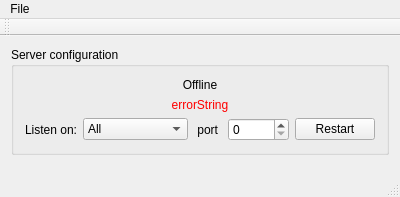
Before: the Qt Designer form modules/automation/projects/RemoteLolecServer/src/MainWindow.ui in OFFIS-Automation/Framework, drawn with Qt 5.
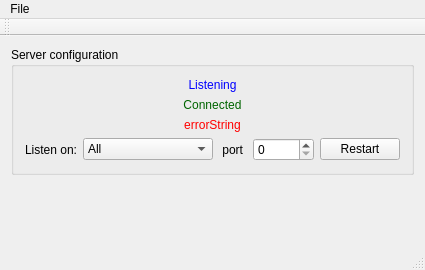
After: the same form once the commit is applied.

What changed in the file:
```diff
--- a/modules/automation/projects/RemoteLolecServer/src/MainWindow.ui
+++ b/modules/automation/projects/RemoteLolecServer/src/MainWindow.ui
@@ -6,8 +6,8 @@
    <rect>
     <x>0</x>
     <y>0</y>
-    <width>400</width>
-    <height>197</height>
+    <width>425</width>
+    <height>270</height>
    </rect>
   </property>
   <property name="windowTitle">
@@ -22,9 +22,25 @@
       </property>
       <layout class="QVBoxLayout" name="verticalLayout_2">
        <item>
-        <widget class="QLabel" name="status">
+        <widget class="QLabel" name="statusListen">
+         <property name="styleSheet">
+          <string notr="true">color:blue;</string>
+         </property>
          <property name="text">
-          <string>Offline</string>
+          <string>Listening</string>
+         </property>
+         <property name="alignment">
+          <set>Qt::AlignCenter</set>
+         </property>
+        </widget>
+       </item>
+       <item>
+        <widget class="QLabel" name="statusConnected">
+         <property name="styleSheet">
+          <string notr="true">color: darkgreen;</string>
+         </property>
+         <property name="text">
+          <string>Connected</string>
          </property>
          <property name="alignment">
           <set>Qt::AlignCenter</set>
@@ -181,8 +197,8 @@
     <rect>
      <x>0</x>
      <y>0</y>
-     <width>400</width>
-     <height>21</height>
+     <width>425</width>
+     <height>26</height>
     </rect>
    </property>
    <widget class="QMenu" name="menuFile">
```
